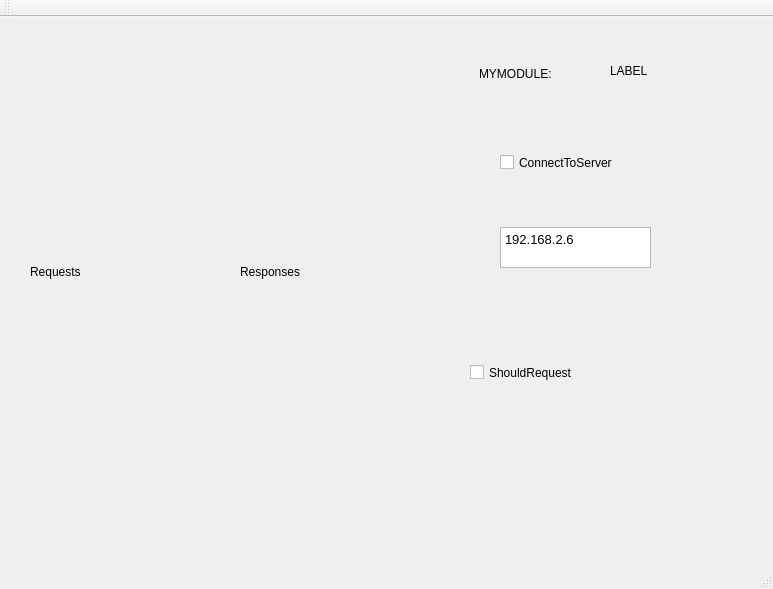
Qt form QtClients/EverybodySimulator2016/mainwindow.ui (madhavpatel6/EmbeddedSystemDesign_Team02) before a commit.
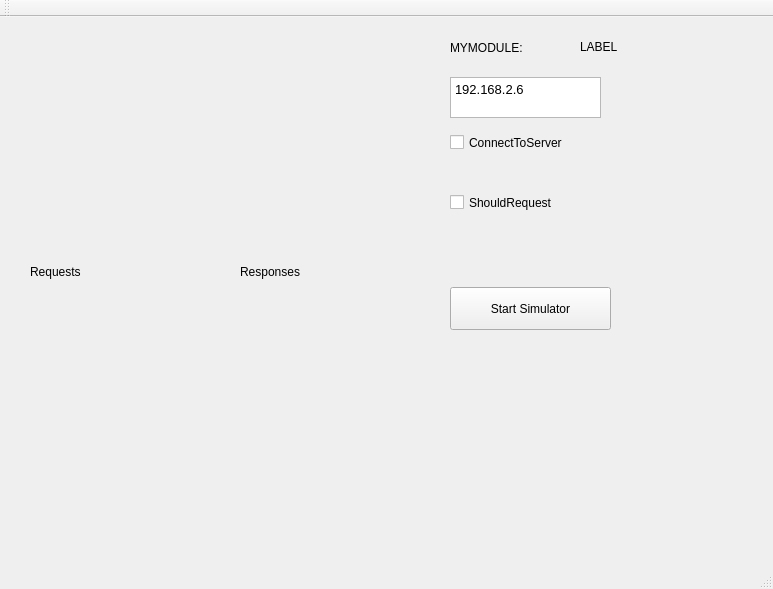
The same form after that commit.

Commit message: added pathfinding simulator to everybody simulator that is launched with StartSim when mymodule is P

Patch:
```diff
--- a/QtClients/EverybodySimulator2016/mainwindow.ui
+++ b/QtClients/EverybodySimulator2016/mainwindow.ui
@@ -17,8 +17,8 @@
    <widget class="QCheckBox" name="connectToServer">
     <property name="geometry">
      <rect>
-      <x>500</x>
-      <y>130</y>
+      <x>450</x>
+      <y>110</y>
       <width>201</width>
       <height>31</height>
      </rect>
@@ -30,8 +30,8 @@
    <widget class="QTextEdit" name="ipTextEdit">
     <property name="geometry">
      <rect>
-      <x>500</x>
-      <y>210</y>
+      <x>450</x>
+      <y>60</y>
       <width>151</width>
       <height>41</height>
      </rect>
@@ -88,8 +88,8 @@
    <widget class="QCheckBox" name="shouldRequest">
     <property name="geometry">
      <rect>
-      <x>470</x>
-      <y>340</y>
+      <x>450</x>
+      <y>170</y>
       <width>221</width>
       <height>31</height>
      </rect>
@@ -101,8 +101,8 @@
    <widget class="QLabel" name="myModule">
     <property name="geometry">
      <rect>
-      <x>479</x>
-      <y>46</y>
+      <x>450</x>
+      <y>20</y>
       <width>121</width>
       <height>21</height>
      </rect>
@@ -114,16 +114,29 @@
    <widget class="QLabel" name="myModuleLabel">
     <property name="geometry">
      <rect>
-      <x>610</x>
-      <y>40</y>
+      <x>580</x>
+      <y>20</y>
       <width>90</width>
-      <height>27</height>
+      <height>20</height>
      </rect>
     </property>
     <property name="text">
      <string>LABEL</string>
     </property>
    </widget>
+   <widget class="QPushButton" name="pushButton">
+    <property name="geometry">
+     <rect>
+      <x>450</x>
+      <y>270</y>
+      <width>161</width>
+      <height>43</height>
+     </rect>
+    </property>
+    <property name="text">
+     <string>Start Simulator</string>
+    </property>
+   </widget>
   </widget>
   <widget class="QMenuBar" name="menuBar">
    <property name="geometry">
```
The commit also changes 9 other files.
